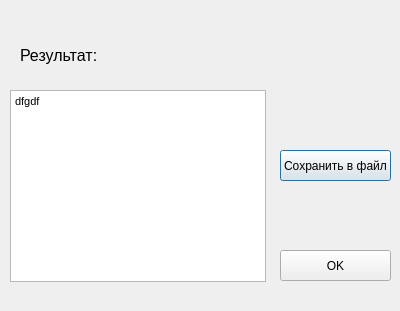
Qt form resultwindow.ui (arektar/Vk_grups_analiser) before a commit.
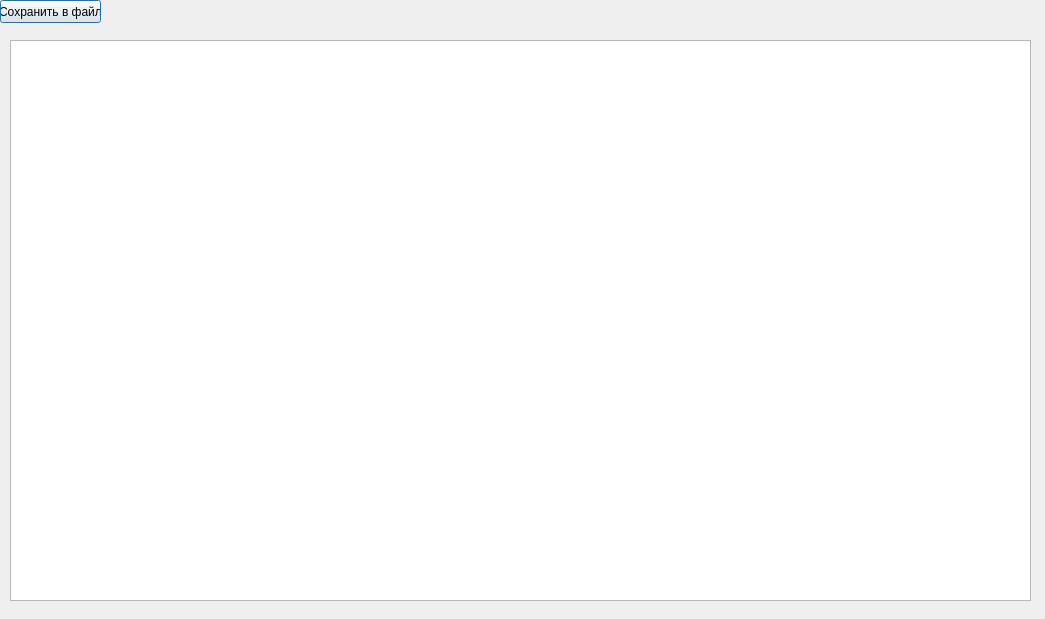
The same form after that commit.

The edit to the form file:
```diff
--- a/resultwindow.ui
+++ b/resultwindow.ui
@@ -6,8 +6,8 @@
    <rect>
     <x>0</x>
     <y>0</y>
-    <width>400</width>
-    <height>311</height>
+    <width>1045</width>
+    <height>619</height>
    </rect>
   </property>
   <property name="windowTitle">
@@ -17,58 +17,35 @@
    <property name="geometry">
     <rect>
      <x>10</x>
-     <y>90</y>
-     <width>256</width>
-     <height>192</height>
+     <y>40</y>
+     <width>1021</width>
+     <height>561</height>
     </rect>
    </property>
+   <property name="sizeAdjustPolicy">
+    <enum>QAbstractScrollArea::AdjustToContentsOnFirstShow</enum>
+   </property>
    <property name="html">
     <string>&lt;!DOCTYPE HTML PUBLIC &quot;-//W3C//DTD HTML 4.0//EN&quot; &quot;http://www.w3.org/TR/REC-html40/strict.dtd&quot;&gt;
 &lt;html&gt;&lt;head&gt;&lt;meta name=&quot;qrichtext&quot; content=&quot;1&quot; /&gt;&lt;style type=&quot;text/css&quot;&gt;
 p, li { white-space: pre-wrap; }
 &lt;/style&gt;&lt;/head&gt;&lt;body style=&quot; font-family:'MS Shell Dlg 2'; font-size:8.25pt; font-weight:400; font-style:normal;&quot;&gt;
-&lt;p style=&quot; margin-top:0px; margin-bottom:0px; margin-left:0px; margin-right:0px; -qt-block-indent:0; text-indent:0px;&quot;&gt;dfgdf&lt;/p&gt;&lt;/body&gt;&lt;/html&gt;</string>
-   </property>
-  </widget>
-  <widget class="QLabel" name="label">
-   <property name="geometry">
-    <rect>
-     <x>20</x>
-     <y>40</y>
-     <width>101</width>
-     <height>31</height>
-    </rect>
-   </property>
-   <property name="text">
-    <string>&lt;html&gt;&lt;head/&gt;&lt;body&gt;&lt;p&gt;&lt;span style=&quot; font-size:12pt;&quot;&gt;Результат:&lt;/span&gt;&lt;/p&gt;&lt;/body&gt;&lt;/html&gt;</string>
+&lt;p style=&quot;-qt-paragraph-type:empty; margin-top:0px; margin-bottom:0px; margin-left:0px; margin-right:0px; -qt-block-indent:0; text-indent:0px;&quot;&gt;&lt;br /&gt;&lt;/p&gt;&lt;/body&gt;&lt;/html&gt;</string>
    </property>
   </widget>
   <widget class="QPushButton" name="pushButton">
    <property name="geometry">
     <rect>
-     <x>280</x>
-     <y>150</y>
-     <width>111</width>
-     <height>31</height>
+     <x>0</x>
+     <y>0</y>
+     <width>101</width>
+     <height>23</height>
     </rect>
    </property>
    <property name="text">
     <string>Сохранить в файл</string>
    </property>
   </widget>
-  <widget class="QPushButton" name="pushButton_2">
-   <property name="geometry">
-    <rect>
-     <x>280</x>
-     <y>250</y>
-     <width>111</width>
-     <height>31</height>
-    </rect>
-   </property>
-   <property name="text">
-    <string>OK</string>
-   </property>
-  </widget>
  </widget>
  <resources/>
  <connections/>
```
Left out of the diff: 2 changed lines with no effect on the pictures.
